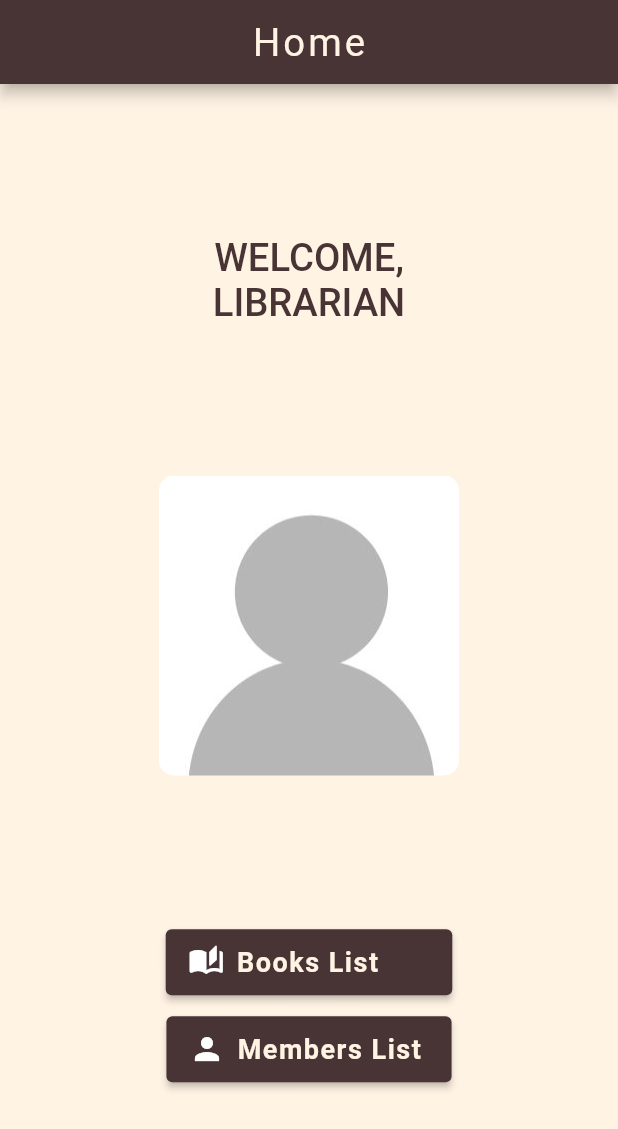
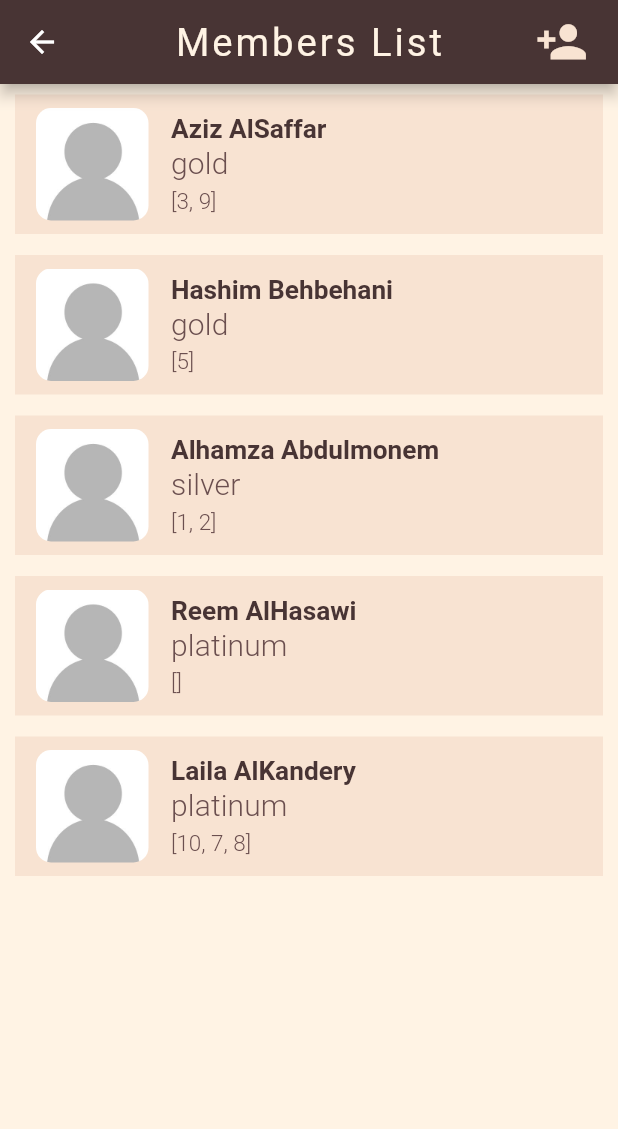
Before and after one commit to AmeeraAlotaibi/librarian_app, a Flutter app: the screen it shows after launch, after a tap on "Members List", on a phone screen of 412 x 824 dp. Shown: the top 1129 px of the screen. Run offline on Flutter 3.47's test engine with Material 2 defaults, Android fonts, the phone set to English and light mode, and no system bars; our stand-ins replace go_router.

Commit message:
fixed multiple providers error

```diff
--- a/lib/main.dart
+++ b/lib/main.dart
@@ -1,18 +1,27 @@
+
+
 import 'package:flutter/material.dart';
 import 'package:go_router/go_router.dart';
+import 'package:provider/provider.dart';
 import 'package:librarian_app/models/book_model.dart';
 import 'package:librarian_app/pages/add_book.dart';
 import 'package:librarian_app/pages/book_details.dart';
 import 'package:librarian_app/pages/books_list.dart';
 import 'package:librarian_app/pages/home_page.dart';
+import 'package:librarian_app/pages/members_list.dart';
 import 'package:librarian_app/providers/book_provider.dart';
-import 'package:provider/provider.dart';
+import 'package:librarian_app/providers/member_provider.dart';
 
 void main() {
-  runApp(ChangeNotifierProvider(
-    create: (context) => BookProvider(),
-    child: MyApp(),
-  ));
+  runApp(
+    MultiProvider(providers: [
+      ChangeNotifierProvider<BookProvider>(create: (_) => BookProvider()),
+      ChangeNotifierProvider<MemberProvider>(create: (_) => MemberProvider()),
+    ],
+    child: MyApp()
+    ),
+
+    );
 }
 
 class MyApp extends StatelessWidget {
@@ -91,6 +100,10 @@ class MyApp extends StatelessWidget {
         path: '/add-book',
         builder: (context, state) => AddBookPage(),
       ),
+      GoRoute(
+        path: '/members-list',
+        builder: (context, state) => MembersListPage(),
+      ),
     ],
   );
 }
--- a/lib/models/book_model.dart
+++ b/lib/models/book_model.dart
@@ -2,16 +2,16 @@ class Book {
   int? id;
   String title;
   String author;
-  List<String>? genre;
-  bool? available;
-  List<int>? borrowedBy;
+  List<String> genre;
+  bool available;
+  List<int> borrowedBy;
 // constructor
   Book({
     this.id,
     required this.title,
     required this.author,
-    this.genre,
-    this.available,
-    this.borrowedBy,
+    this.genre = const ['default'],
+    this.available = true,
+    this.borrowedBy = const [0],
   });
 }
--- /dev/null
+++ b/lib/models/members_model.dart
@@ -0,0 +1,18 @@
+class Member {
+  int id;
+  String firstName;
+  String lastName;
+  String membership;
+  List<int>currentlyBorrowedBooks;
+
+  Member({
+    required this.id,
+    required this.firstName,
+    required this.lastName,
+    required this.membership,
+    required this.currentlyBorrowedBooks,
+  });
+
+
+
+}
--- a/lib/pages/home_page.dart
+++ b/lib/pages/home_page.dart
@@ -1,8 +1,5 @@
 import 'package:flutter/material.dart';
-import 'package:flutter/src/foundation/key.dart';
-import 'package:flutter/src/widgets/framework.dart';
 import 'package:go_router/go_router.dart';
-import 'books_list.dart';
 
 class HomePage extends StatelessWidget {
   HomePage({Key? key}) : super(key: key);
@@ -18,7 +15,7 @@ class HomePage extends StatelessWidget {
       // body
       body: Center(
         child: Column(
-          mainAxisAlignment: MainAxisAlignment.spaceEvenly,
+          mainAxisAlignment: MainAxisAlignment.center,
           crossAxisAlignment: CrossAxisAlignment.center,
           children: [
             // Welcome message
@@ -30,6 +27,7 @@ class HomePage extends StatelessWidget {
 
             // image
             Container(
+              margin: EdgeInsets.only(bottom: 100, top: 20),
               width: 200,
               height: 200,
               decoration: BoxDecoration(
@@ -68,7 +66,9 @@ class HomePage extends StatelessWidget {
                 ),
                 // Members list button
                 ElevatedButton.icon(
-                  onPressed: () {},
+                  onPressed: () {
+                    GoRouter.of(context).push('/members-list');
+                  },
                   icon: Icon(Icons.person),
                   label: Text(
                     "Members List",
--- /dev/null
+++ b/lib/pages/members_list.dart
@@ -0,0 +1,41 @@
+import 'package:flutter/material.dart';
+import 'package:go_router/go_router.dart';
+import 'package:librarian_app/providers/member_provider.dart';
+import 'package:librarian_app/widgets/member_tile.dart';
+import 'package:provider/provider.dart';
+
+class MembersListPage extends StatelessWidget {
+  const MembersListPage({Key? key}) : super(key: key);
+
+  @override
+  Widget build(BuildContext context) {
+    return Scaffold(
+      appBar: AppBar(
+        title: Text("Members List",
+            style: Theme.of(context).textTheme.titleMedium),
+        centerTitle: true,
+        backgroundColor: Theme.of(context).primaryColor,
+        actions: [
+          Padding(
+            padding: const EdgeInsets.fromLTRB(8, 8, 20, 8),
+            child: GestureDetector(
+              onTap: () {
+                // write on tap code for adding new member here
+                // GoRouter.of(context).push("/add-new-member");
+              },
+              child: Icon(
+                Icons.person_add,
+                size: 35,
+                color: Theme.of(context).secondaryHeaderColor,
+              ),
+            ),
+          )
+        ],
+      ),
+      // start of the body
+      body: ListView.builder(
+        itemCount: context.watch<MemberProvider>().members.length,
+        itemBuilder: ((context, index) => MemberItem(member: context.watch<MemberProvider>().members[index])))
+    );
+  }
+}
--- /dev/null
+++ b/lib/providers/member_provider.dart
@@ -0,0 +1,47 @@
+import 'package:flutter/material.dart';
+import 'package:librarian_app/models/members_model.dart';
+
+class MemberProvider extends ChangeNotifier {
+  List<Member> members = [
+    Member(
+      id: 1,
+      firstName: "Aziz",
+      lastName: "AlSaffar",
+      currentlyBorrowedBooks: [3, 9],
+      membership: "gold", // can borrow 3 books
+    ),
+    Member(
+      id: 2,
+      firstName: "Hashim",
+      lastName: "Behbehani",
+      currentlyBorrowedBooks: [5],
+      membership: "gold", // can borrow 3 books
+    ),
+    Member(
+      id: 3,
+      firstName: "Alhamza",
+      lastName: "Abdulmonem",
+      currentlyBorrowedBooks: [1, 2],
+      membership: "silver", // can borrow 2 books
+    ),
+    Member(
+      id: 4,
+      firstName: "Reem",
+      lastName: "AlHasawi",
+      currentlyBorrowedBooks: [],
+      membership: "platinum", // can borrow 5 books
+    ),
+    Member(
+      id: 5,
+      firstName: "Laila",
+      lastName: "AlKandery",
+      currentlyBorrowedBooks: [10, 7, 8],
+      membership: "platinum", // can borrow 5 books
+    ),
+  ];
+
+  void addMember(Member member) {
+    members.add(member);
+    notifyListeners();
+  }
+}
--- /dev/null
+++ b/lib/widgets/member_tile.dart
@@ -0,0 +1,71 @@
+import 'package:flutter/material.dart';
+import 'package:go_router/go_router.dart';
+import 'package:librarian_app/models/members_model.dart';
+
+class MemberItem extends StatelessWidget {
+  MemberItem({required this.member});
+  Member member;
+
+  @override
+  Widget build(BuildContext context) {
+    return Column(
+        mainAxisAlignment: MainAxisAlignment.spaceAround,
+        mainAxisSize: MainAxisSize.min,
+        children: [
+// container for card to add padding
+          Container(
+              color: Theme.of(context).secondaryHeaderColor,
+              padding: EdgeInsets.symmetric(vertical: 5),
+              margin: EdgeInsets.symmetric(horizontal: 10, vertical: 7),
+              child: InkWell(
+                onTap: () {
+                  // GoRouter.of(context).push('/member-details', extra: member);
+                },
+                child: Card(
+                  elevation: 0,
+                  color: Theme.of(context).secondaryHeaderColor,
+                  child: Row(children: [
+                    // container that houses the placeholder image
+                    Container(
+                      margin: EdgeInsets.fromLTRB(10, 0, 15, 0),
+                      width: 75,
+                      height: 75,
+                      decoration: BoxDecoration(
+                        borderRadius: BorderRadius.circular(10),
+                        image: DecorationImage(
+                            fit: BoxFit.cover,
+                            image: AssetImage("assets/images/member.jpg")),
+                      ),
+                    ),
+                    // book details text in card
+                    Expanded(
+                      child: Column(
+                        mainAxisSize: MainAxisSize.min,
+                        // this is to align the text to the left side of the column
+                        crossAxisAlignment: CrossAxisAlignment.start,
+                        children: [
+                          Flexible(
+                            child: Text(
+                              "${member.firstName} ${member.lastName}",
+                              style: Theme.of(context).textTheme.bodyLarge,
+                            ),
+                          ),
+                          Text(
+                            member.membership,
+                            style: Theme.of(context).textTheme.titleSmall,
+                          ),
+                          Container(
+                              margin: EdgeInsets.only(top: 5),
+                              child: Text(
+                                  member.currentlyBorrowedBooks.toString(),
+                                  style:
+                                      Theme.of(context).textTheme.bodySmall)),
+                        ],
+                      ),
+                    )
+                  ]),
+                ),
+              ))
+        ]);
+  }
+}
```
Also changed, not shown: lib/pages/add_book.dart (+24 -15 lines), lib/providers/book_provider.dart (+10 -0 lines), 2 other files.
